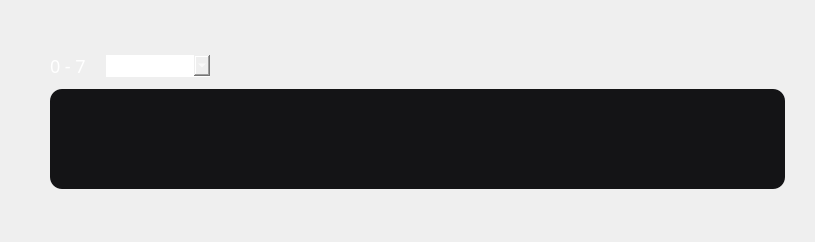
Above: ui/digitalIoElement.ui from analogdevicesinc/scopy before the change. Below: the same form after it.
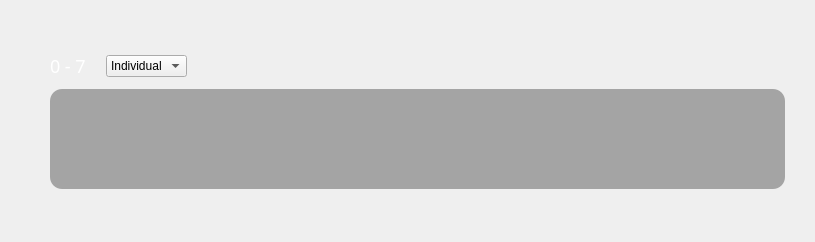
That is the form after the change. Icons and pictures are not drawn.

Commit message: DigitalIO: Simplify UI and use global stylesheet

What changed in the file:
```diff
--- a/ui/digitalIoElement.ui
+++ b/ui/digitalIoElement.ui
@@ -19,96 +19,9 @@
   <property name="windowTitle">
    <string>Form</string>
   </property>
-  <property name="styleSheet">
-   <string notr="true">QComboBox
-{
-  height: 19px;
-  border: 0px;
-  color: white;
-  border-bottom: 1px solid rgba(255, 255, 255, 102);
-  font-family: ArialMT;
-  font-size: 18px;
-  font-weight: normal;
-  font-style: normal;
-  text-align: left;
-   padding: 1px 0px 1px 3px; /*This makes text colour work*/
-}
-
-QLabel
-{
-width: 68.2px;
-height: 16.46px;
-font-family: Arial;
-font-size: 14px;
-line-height: 16px;
-color: rgba(255,255,255,150);
-}
-
-QLabel:disabled
-{
-  color: rgb(85, 85, 85);
-}
-
-QComboBox::drop-down
-{
-  subcontrol-position: center right;
-  width: 10px;
-  height: 6px;
-  border-image: url(:/icons/sba_cmb_box_arrow.svg);
-  font-family: ArialMT;
-  font-size: 16px;
-  font-weight: normal;
-  font-style: normal;
-  text-align: left;
-}
-
-QComboBox QAbstractItemView {
-  border: 0px;
-  selection-background-color: rgba(25, 25, 25);
-  outline: 0px;
-  color:rgba(255,255,255,102);
-  padding: 0px;
-}
-
-QComboBox:disabled
-{
-  color: rgb(85, 85, 85);
-}
-
-
-QComboBox QAbstractItemView::item {
-  font-family: ArialMT;
-  font-size: 18px;
-  font-weight: normal;
-  font-style: normal;
-  text-align: left;
-  color: rgba(255,255,255,0);
-  border-bottom: 0px solid rgba(255, 255, 255, 102);
-
-}
-
-QComboBox::item:selected {
-  font-family: ArialMT;
-  font-size: 18px;
-  font-weight: normal;
-  font-style: normal;
-  text-align: left;
-  color: #ffffff;
-  border-bottom: 0px solid rgba(255, 255, 255, 102);
- 
-}
-
-QComboBox::indicator{
-    background-color:transparent;
-    selection-background-color:transparent;
-    color:transparent;
-    selection-color:transparent;
-}
-</string>
-  </property>
   <layout class="QVBoxLayout" name="verticalLayout">
    <property name="spacing">
-    <number>0</number>
+    <number>10</number>
    </property>
    <property name="leftMargin">
     <number>0</number>
@@ -141,27 +54,11 @@
    <item>
     <layout class="QHBoxLayout" name="horizontalLayout_5">
      <property name="spacing">
-      <number>0</number>
+      <number>20</number>
      </property>
-     <property name="topMargin">
-      <number>0</number>
+     <property name="leftMargin">
+      <number>50</number>
      </property>
-     <item>
-      <spacer name="horizontalSpacer_8">
-       <property name="orientation">
-        <enum>Qt::Horizontal</enum>
-       </property>
-       <property name="sizeType">
-        <enum>QSizePolicy::Fixed</enum>
-       </property>
-       <property name="sizeHint" stdset="0">
-        <size>
-         <width>50</width>
-         <height>20</height>
-        </size>
-       </property>
-      </spacer>
-     </item>
      <item>
       <widget class="QLabel" name="label_2">
        <property name="sizePolicy">
@@ -182,22 +79,6 @@
        </property>
       </widget>
      </item>
-     <item>
-      <spacer name="horizontalSpacer_11">
-       <property name="orientation">
-        <enum>Qt::Horizontal</enum>
-       </property>
-       <property name="sizeType">
-        <enum>QSizePolicy::Fixed</enum>
-       </property>
-       <property name="sizeHint" stdset="0">
-        <size>
-         <width>20</width>
-         <height>20</height>
-        </size>
-       </property>
-      </spacer>
-     </item>
      <item>
       <widget class="QComboBox" name="comboBox">
        <property name="sizePolicy">
@@ -233,46 +114,17 @@
      </item>
     </layout>
    </item>
-   <item>
-    <spacer name="verticalSpacer">
-     <property name="orientation">
-      <enum>Qt::Vertical</enum>
-     </property>
-     <property name="sizeType">
-      <enum>QSizePolicy::Fixed</enum>
-     </property>
-     <property name="sizeHint" stdset="0">
-      <size>
-       <width>5</width>
-       <height>10</height>
-      </size>
-     </property>
-    </spacer>
-   </item>
    <item>
     <layout class="QHBoxLayout" name="horizontalLayout">
      <property name="spacing">
       <number>0</number>
      </property>
+     <property name="leftMargin">
+      <number>50</number>
+     </property>
      <property name="rightMargin">
-      <number>0</number>
+      <number>30</number>
      </property>
-     <item>
-      <spacer name="horizontalSpacer_5">
-       <property name="orientation">
-        <enum>Qt::Horizontal</enum>
-       </property>
-       <property name="sizeType">
-        <enum>QSizePolicy::Fixed</enum>
-       </property>
-       <property name="sizeHint" stdset="0">
-        <size>
-         <width>50</width>
-         <height>20</height>
-        </size>
-       </property>
-      </spacer>
-     </item>
      <item>
       <widget class="QStackedWidget" name="stackedWidget">
        <property name="sizePolicy">
@@ -287,7 +139,7 @@
 height: 190px;
 width: 1310px;
 border-radius: 12px;
-background-color: #141416;
+background-color: rgba(0, 0, 0, 80);
 }</string>
        </property>
        <property name="currentIndex">
@@ -573,22 +425,6 @@
        </widget>
       </widget>
      </item>
-     <item>
-      <spacer name="horizontalSpacer_9">
-       <property name="orientation">
-        <enum>Qt::Horizontal</enum>
-       </property>
-       <property name="sizeType">
-        <enum>QSizePolicy::Fixed</enum>
-       </property>
-       <property name="sizeHint" stdset="0">
-        <size>
-         <width>30</width>
-         <height>20</height>
-        </size>
-       </property>
-      </spacer>
-     </item>
     </layout>
    </item>
    <item>
```
The commit also changes 2 other files.
